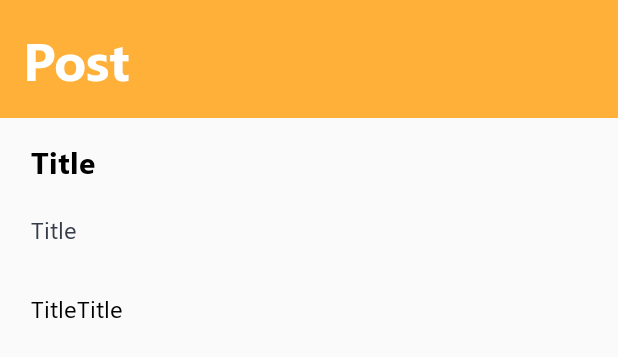
After one commit to nddmanh/star-english-app, an Android app: the layout activity_one_post.xml on its own in the app's theme, with its tools: preview values and no code run, on a phone screen of 412 x 824 dp. The commit adds this screen. Shown: the top 357 px of the screen. Run offline under Robolectric (Android 15) with nearby library versions, the phone set to English and light mode, and no system bars.

Commit message:
Feature display post from server.

```diff
--- a/app/src/main/java/com/example/starenglish/api/ApiService.java
+++ b/app/src/main/java/com/example/starenglish/api/ApiService.java
@@ -2,6 +2,7 @@ package com.example.starenglish.api;
 
 import com.example.starenglish.model.LoginRequest;
 import com.example.starenglish.model.LoginResponse;
+import com.example.starenglish.model.PostResponse;
 import com.example.starenglish.model.SignupRequest;
 import com.example.starenglish.model.SignupResponse;
 import com.google.gson.Gson;
@@ -11,7 +12,9 @@ import retrofit2.Call;
 import retrofit2.Retrofit;
 import retrofit2.converter.gson.GsonConverterFactory;
 import retrofit2.http.Body;
+import retrofit2.http.GET;
 import retrofit2.http.POST;
+import retrofit2.http.Query;
 
 public interface ApiService {
     String URL_SERVER_STAR_ENGLISH = "http://localhost:5000/api/";
@@ -30,4 +33,7 @@ public interface ApiService {
     @POST("v1/auth/register")
     Call<SignupResponse> signup(@Body SignupRequest signupRequest);
 
+    // Post
+    @GET("v1/posts")
+    Call<PostResponse> getPosts();
 }
--- /dev/null
+++ b/app/src/main/res/layout/activity_one_post.xml
@@ -0,0 +1,59 @@
+<?xml version="1.0" encoding="utf-8"?>
+<RelativeLayout xmlns:android="http://schemas.android.com/apk/res/android"
+    xmlns:app="http://schemas.android.com/apk/res-auto"
+    xmlns:tools="http://schemas.android.com/tools"
+    android:layout_width="match_parent"
+    android:layout_height="match_parent"
+    tools:context=".OnePostActivity">
+
+    <TextView
+        android:id="@+id/tv_one_post_header"
+        android:layout_width="match_parent"
+        android:layout_height="wrap_content"
+        android:background="@color/yellow"
+        android:fontFamily="@font/segoe_ui_bold"
+        android:padding="15dp"
+        android:text="Post"
+        android:layout_alignParentTop="true"
+        android:textColor="@color/white"
+        android:textSize="35dp" />
+
+    <TextView
+        android:id="@+id/tv_one_post_title"
+        android:layout_width="match_parent"
+        android:layout_height="wrap_content"
+        android:layout_below="@+id/tv_one_post_header"
+        android:fontFamily="@font/segoe_ui_bold"
+        android:padding="15dp"
+        android:layout_marginStart="5dp"
+        android:text="Title"
+        android:textColor="@color/black"
+        android:textSize="20dp" />
+
+    <TextView
+        android:id="@+id/tv_one_post_createdAt"
+        android:layout_width="match_parent"
+        android:layout_height="wrap_content"
+        android:fontFamily="@font/segoe_ui"
+        android:padding="5dp"
+        android:layout_marginStart="15dp"
+        android:text="Title"
+        android:layout_below="@+id/tv_one_post_title"
+        android:textColor="@color/blue_night"
+        android:textSize="16dp" />
+
+    <TextView
+        android:id="@+id/tv_one_post_content"
+        android:layout_width="match_parent"
+        android:layout_height="wrap_content"
+        android:fontFamily="@font/segoe_ui"
+        android:padding="5dp"
+        android:layout_marginStart="15dp"
+        android:layout_marginEnd="25dp"
+        android:layout_marginTop="20dp"
+        android:text="TitleTitle"
+        android:layout_below="@+id/tv_one_post_createdAt"
+        android:textColor="@color/black"
+        android:textSize="16dp" />
+
+</RelativeLayout>
--- a/app/src/main/res/layout/fragment_home.xml
+++ b/app/src/main/res/layout/fragment_home.xml
@@ -26,7 +26,7 @@
             android:id="@+id/rcv_post"
             android:layout_width="match_parent"
             android:layout_height="wrap_content"
-            android:layout_marginStart="10dp"
+            android:layout_marginStart="5dp"
             android:layout_marginTop="15dp"
             android:layout_below="@+id/tv_post_header"
             android:layout_marginBottom="10dp"/>
--- a/app/src/main/res/values/colors.xml
+++ b/app/src/main/res/values/colors.xml
@@ -15,4 +15,6 @@
     <color name="red">#e74c3c</color>
     <color name="red_2">#E62B1E</color>
     <color name="green">#2ecc71</color>
+    <color name="blue_night">#353b48</color>
+
 </resources>
```
Also changed, not shown: app/src/main/AndroidManifest.xml (+7 -4 lines), app/src/main/java/com/example/starenglish/HomeFragment.java (+31 -13 lines), app/src/main/java/com/example/starenglish/OnePostActivity.java (added, +42 -0 lines), app/src/main/java/com/example/starenglish/adapter/PostAdapter.java (+18 -6 lines), app/src/main/java/com/example/starenglish/model/DataPost.java (added, +39 -0 lines), app/src/main/java/com/example/starenglish/model/Post.java (+43 -13 lines), app/src/main/java/com/example/starenglish/model/PostResponse.java (added, +42 -0 lines), app/src/main/res/layout/item_post.xml (+5 -17 lines).
